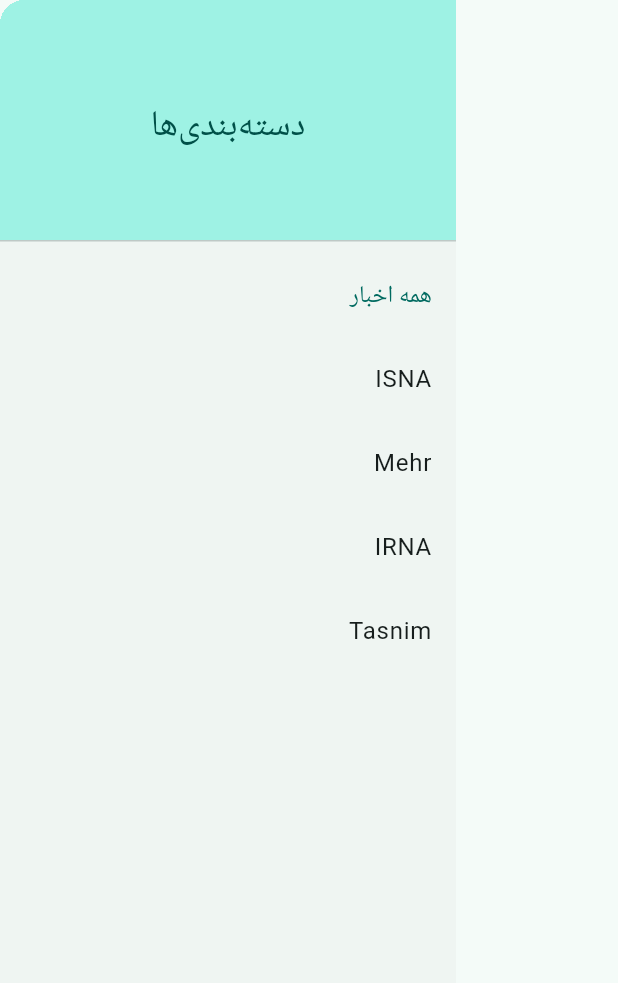
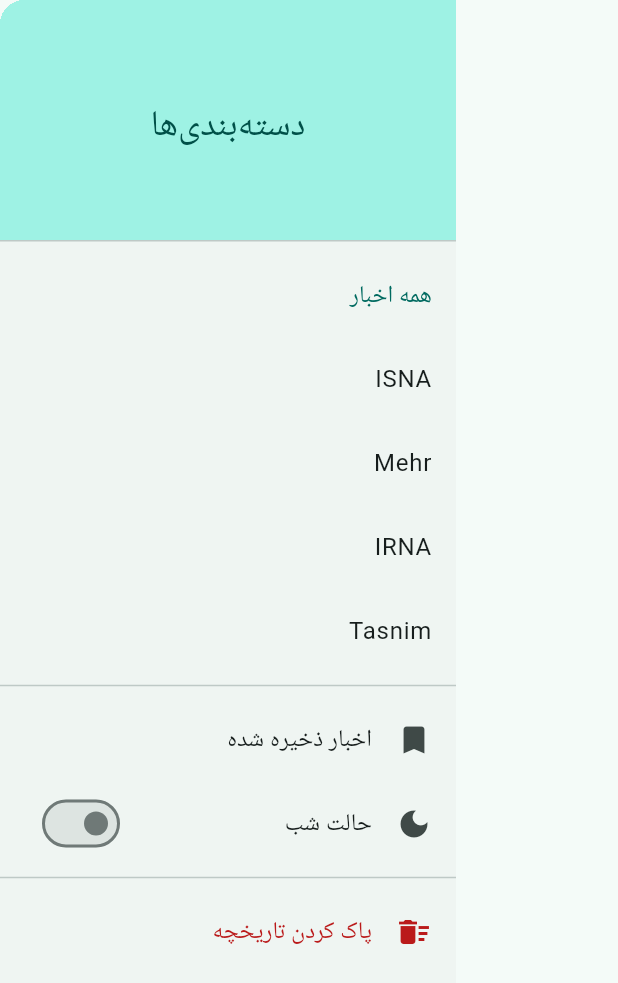
Before and after one commit to b3hzadsh/flutter-new-aggregator, a Flutter app: the CategoryDrawer widget shown alone on an empty page, opened directly, on a phone screen of 412 x 824 dp. Shown: the top 983 px of the screen. Run offline on Flutter 3.47's test engine with Material 3 defaults, Android fonts, the phone set to English and light mode, and no system bars; our stand-ins replace connectivity_plus, dio, flutter_bloc, objectbox, shared_preferences; accounts and stored records are empty; generated files the repository leaves out were written again; network calls fail; Roboto replaces fonts that are missing (Vazirmatn).

Commit message:
feat: implement Task 7 (Sidebar/Drawer and NewsListPage updates) and Task 5-6 refinements

```diff
--- a/lib/presentation/pages/news_list_page.dart
+++ b/lib/presentation/pages/news_list_page.dart
@@ -63,7 +63,11 @@
                   floating: true,
                   snap: true,
                   centerTitle: true,
-                  title: Text(state.selectedCategory?.name ?? 'تازه‌ترین اخبار'),
+                  title: Text(
+                    state.isShowingBookmarks
+                        ? 'اخبار ذخیره شده'
+                        : (state.selectedCategory?.name ?? 'تازه‌ترین اخبار'),
+                  ),
                   actions: [
                     BlocBuilder<ThemeCubit, ThemeMode>(
                       builder: (context, mode) {
--- a/lib/presentation/widgets/category_drawer.dart
+++ b/lib/presentation/widgets/category_drawer.dart
@@ -3,6 +3,7 @@
 import '../../domain/repositories/news_storage.dart';
 import '../../domain/entities/category.dart';
 import '../cubits/news_cubit.dart';
+import '../cubits/theme_cubit.dart';
 
 class CategoryDrawer extends StatefulWidget {
   const CategoryDrawer({super.key});
@@ -23,6 +24,7 @@
   @override
   Widget build(BuildContext context) {
     final cubit = context.read<NewsCubit>();
+    final themeCubit = context.read<ThemeCubit>();
 
     return Drawer(
       child: Column(
@@ -56,8 +58,9 @@
                       children: [
                         ListTile(
                           title: const Text('همه اخبار'),
-                          selected: state.selectedCategory == null,
+                          selected: state.selectedCategory == null && !state.isShowingBookmarks,
                           onTap: () {
+                            cubit.showBookmarksOnly(false);
                             cubit.selectCategory(null);
                             Navigator.pop(context);
                           },
@@ -65,12 +68,45 @@
                         ...categories.map((category) => ListTile(
                               title: Text(category.name),
                               selected:
-                                  state.selectedCategory?.id == category.id,
+                                  state.selectedCategory?.id == category.id && !state.isShowingBookmarks,
                               onTap: () {
+                                cubit.showBookmarksOnly(false);
                                 cubit.selectCategory(category);
                                 Navigator.pop(context);
                               },
                             )),
+                        const Divider(),
+                        ListTile(
+                          leading: const Icon(Icons.bookmark),
+                          title: const Text('اخبار ذخیره شده'),
+                          selected: state.isShowingBookmarks,
+                          onTap: () {
+                            cubit.showBookmarksOnly(true);
+                            Navigator.pop(context);
+                          },
+                        ),
+                        BlocBuilder<ThemeCubit, ThemeMode>(
+                          builder: (context, mode) {
+                            return SwitchListTile(
+                              secondary: const Icon(Icons.dark_mode),
+                              title: const Text('حالت شب'),
+                              value: mode == ThemeMode.dark,
+                              onChanged: (_) => themeCubit.toggleTheme(),
+                            );
+                          },
+                        ),
+                        const Divider(),
+                        ListTile(
+                          leading: Icon(Icons.delete_sweep, color: Theme.of(context).colorScheme.error),
+                          title: Text(
+                            'پاک کردن تاریخچه',
+                            style: TextStyle(color: Theme.of(context).colorScheme.error),
+                          ),
+                          onTap: () {
+                            cubit.clearDatabase();
+                            Navigator.pop(context);
+                          },
+                        ),
                       ],
                     );
                   },
--- a/pubspec.yaml
+++ b/pubspec.yaml
@@ -48,6 +48,8 @@
 
 dev_dependencies:
   flutter_test:
+    sdk: flutter
+  integration_test:
     sdk: flutter
   objectbox_generator: ^5.3.2
   build_runner: ^2.4.8
```
Also changed, not shown: lib/data/services/sync_service.dart (+3 -4 lines), pubspec.lock, 7 other files.
